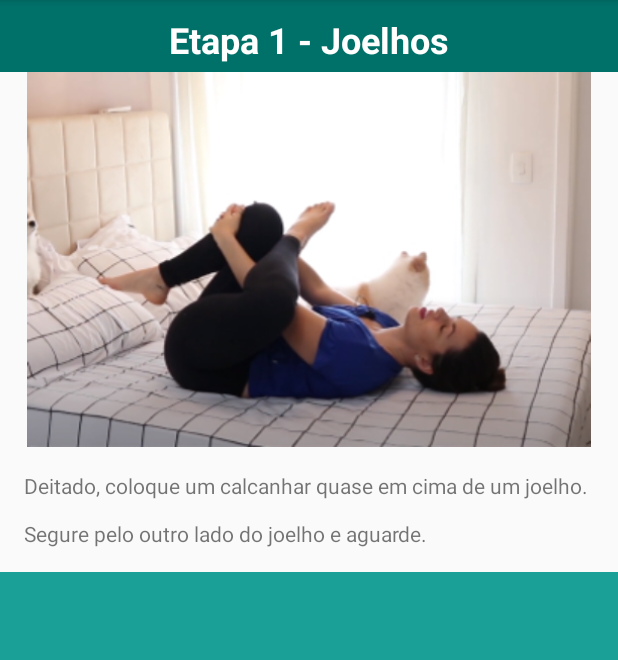
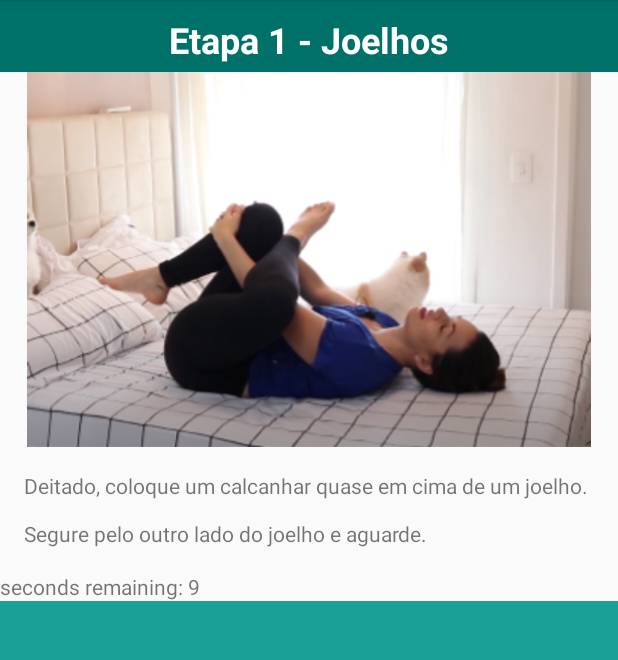
Before and after one commit to anna-jose/Rotina, an Android app: the EtapaActivity screen opened directly, with no data from a screen before it, on a phone screen of 412 x 824 dp, the part 84-744 px from its top. Run offline under Robolectric (Android 15) with nearby library versions, the light colour scheme and no system bars.

Commit message:
text timer

```diff
--- a/app/src/main/java/com/example/rotina/EtapaActivity.java
+++ b/app/src/main/java/com/example/rotina/EtapaActivity.java
@@ -22,7 +22,7 @@ public class EtapaActivity extends AppCompatActivity implements TextToSpeech.OnI
     //  LISTA
     //Button btE1, btE2, btE3, btE4, btE5, btE6, btE7;
     //  LAYOUT
-    TextView txEtapa, txDescricao;
+    TextView txEtapa, txDescricao, txTimer;
     ImageView imIlustra;
     //  TTS
     public Integer contador = 0; //     gerencia qual etapa será exibida
@@ -50,6 +50,8 @@ public class EtapaActivity extends AppCompatActivity implements TextToSpeech.OnI
         imIlustra = (ImageView)findViewById(R.id.imgIlustra);
 
         leitura = new TextToSpeech(EtapaActivity.this, EtapaActivity.this);
+
+        txTimer  = (TextView)findViewById(R.id.txtTimer);
     }
 
     public void carregaEtapa(int contador){
@@ -112,6 +114,7 @@ public class EtapaActivity extends AppCompatActivity implements TextToSpeech.OnI
 
         CountDownTimer cdt = new CountDownTimer(tempo, 1000) {
             public void onTick(long millisUntilFinished) {
+                txTimer.setText("seconds remaining: " + millisUntilFinished / 1000);
                 if (som == null) {
                     som = MediaPlayer.create(EtapaActivity.this, R.raw.timer);
                 }
--- a/app/src/main/res/layout/activity_etapa.xml
+++ b/app/src/main/res/layout/activity_etapa.xml
@@ -36,6 +36,12 @@
         android:layout_margin="16dp"
         android:text="Descrição da etapa\n\nDescrição da etapa\n\nDescrição da etapa\n\nDescrição da etapa"
         android:textAlignment="textStart" />
+
+    <TextView
+        android:id="@+id/txtTimer"
+        android:layout_width="match_parent"
+        android:layout_height="wrap_content"
+        android:text="TextView" />
 
     <LinearLayout
         android:id="@+id/linearLayout"
```
